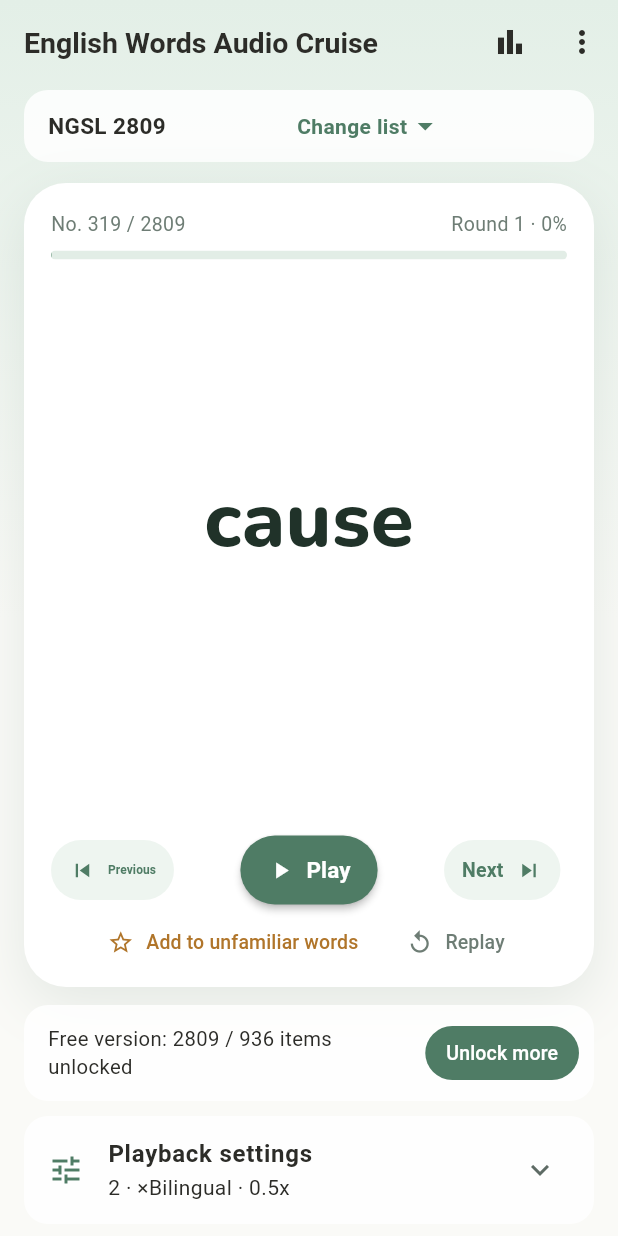
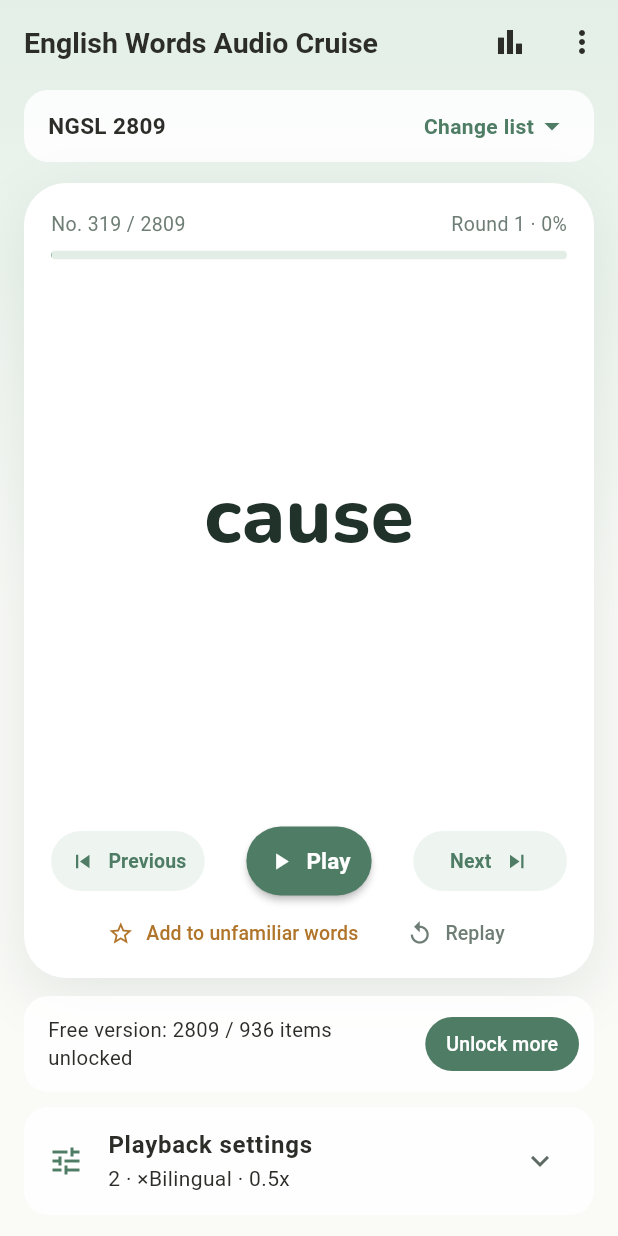
Before and after one commit to lawrence124875/english-learning-app, a Flutter app: the HomeScreen screen opened directly, on a phone screen of 412 x 824 dp. Run offline on Flutter 3.47's test engine with Material 3 defaults, Android fonts, the phone set to English and light mode, and no system bars; our stand-ins replace audio_service, cloud_firestore, csv, file_picker, firebase_analytics, firebase_core and 10 more; missing offline and left inert: android_intent_plus, in_app_update, purchases_flutter; accounts and stored records are empty; generated files the repository leaves out were written again; network calls fail.

```diff
--- a/lib/presentation/screens/home_screen.dart
+++ b/lib/presentation/screens/home_screen.dart
@@ -22,13 +22,18 @@ class HomeScreen extends StatefulWidget {
   const HomeScreen({super.key});
 
   @override
-  State<HomeScreen> createState() => _HomeScreenState();
+  State<HomeScreen> createState() => HomeScreenState();
 }
 
-class _HomeScreenState extends State<HomeScreen> {
+class HomeScreenState extends State<HomeScreen> {
+  /// 只給介面截圖測試用：不初始化外掛、不跳新手導覽與更新檢查。
+  @visibleForTesting
+  static bool previewMode = false;
+
   @override
   void initState() {
     super.initState();
+    if (previewMode) return;
     context.read<AppState>().initialize();
     WidgetsBinding.instance.addPostFrameCallback((_) {
       // 第一次開啟 App 時顯示特色介紹（看過就不再自動出現）。
@@ -190,27 +195,32 @@ class _HomeScreenState extends State<HomeScreen> {
           child: Column(
             children: [
               Expanded(
-                child: CustomScrollView(
-                  slivers: [
-                    SliverPadding(
+                // 單字卡撐滿剩下的高度（Premium 沒有解鎖列和廣告，卡片自動變高）；
+                // 螢幕太矮或播放設定展開時整頁可捲動。
+                child: LayoutBuilder(builder: (context, constraints) {
+                  final showUnlock = !appState.isPremium &&
+                      !appState.currentDatasetFullyUnlocked;
+                  final others = 4 + 16 + 50 + 14 + 12 + 72 + (showUnlock ? 62 : 0);
+                  final cardHeight =
+                      (constraints.maxHeight - others).clamp(360.0, 900.0);
+                  return SingleChildScrollView(
                     padding: const EdgeInsets.fromLTRB(16, 4, 16, 16),
-                      sliver: SliverFillRemaining(
-                        hasScrollBody: false,
                     child: Column(
                       crossAxisAlignment: CrossAxisAlignment.stretch,
                       children: [
                         _DatasetPicker(appState: appState),
                         const SizedBox(height: 14),
-                            Expanded(child: _WordCard(appState: appState)),
+                        SizedBox(
+                          height: cardHeight,
+                          child: _WordCard(appState: appState),
+                        ),
                         const SizedBox(height: 12),
                         const UnlockBanner(),
                         const SettingsPanel(),
                       ],
                     ),
-                      ),
-                    ),
-                  ],
-                ),
+                  );
+                }),
               ),
               if (!appState.isPremium)
                 ColoredBox(
@@ -277,7 +287,8 @@ class _DatasetPicker extends StatelessWidget {
                 ),
               ),
               const SizedBox(width: 8),
-              Flexible(
+              ConstrainedBox(
+                constraints: const BoxConstraints(maxWidth: 170),
                 child: Text(
                   l.switchDatasetButton,
                   maxLines: 1,
@@ -351,8 +362,7 @@ class _WordCard extends StatelessWidget {
         fontSize: 13,
         fontFeatures: const [FontFeature.tabularFigures()]);
 
-    return ConstrainedBox(
-      constraints: const BoxConstraints(minHeight: 340),
+    return SizedBox.expand(
       child: Container(
         padding: const EdgeInsets.fromLTRB(18, 18, 18, 10),
         decoration: BoxDecoration(
@@ -489,7 +499,7 @@ class _Controls extends StatelessWidget {
     final pillStyle = TextButton.styleFrom(
       backgroundColor: palette.pill,
       foregroundColor: palette.onPill,
-      padding: const EdgeInsets.symmetric(horizontal: 12, vertical: 8),
+      padding: const EdgeInsets.symmetric(horizontal: 6, vertical: 8),
       minimumSize: const Size(0, 40),
       shape: const StadiumBorder(),
     );
@@ -501,7 +511,8 @@ class _Controls extends StatelessWidget {
         );
     return Row(
       children: [
-        Flexible(
+        Expanded(
+          flex: 5,
           child: TextButton.icon(
             style: pillStyle,
             onPressed: () => appState.previous(
@@ -512,13 +523,13 @@ class _Controls extends StatelessWidget {
         ),
         const SizedBox(width: 8),
         Expanded(
-          flex: 2,
+          flex: 6,
           child: Center(
             child: FilledButton.icon(
               onPressed: appState.togglePlay,
               style: FilledButton.styleFrom(
                 minimumSize: const Size(0, 46),
-                padding: const EdgeInsets.symmetric(horizontal: 18),
+                padding: const EdgeInsets.symmetric(horizontal: 14),
                 shape: const StadiumBorder(),
                 elevation: 2,
               ),
@@ -536,7 +547,8 @@ class _Controls extends StatelessWidget {
           ),
         ),
         const SizedBox(width: 8),
-        Flexible(
+        Expanded(
+          flex: 5,
           child: Directionality(
             // 「下一個」圖示放在文字後面（外側）。
             textDirection: rtl ? TextDirection.ltr : TextDirection.rtl,
```
Also changed, not shown: lib/presentation/providers/app_state.dart (+24 -0 lines). Lines whose indentation alone changed are shown as unchanged.
